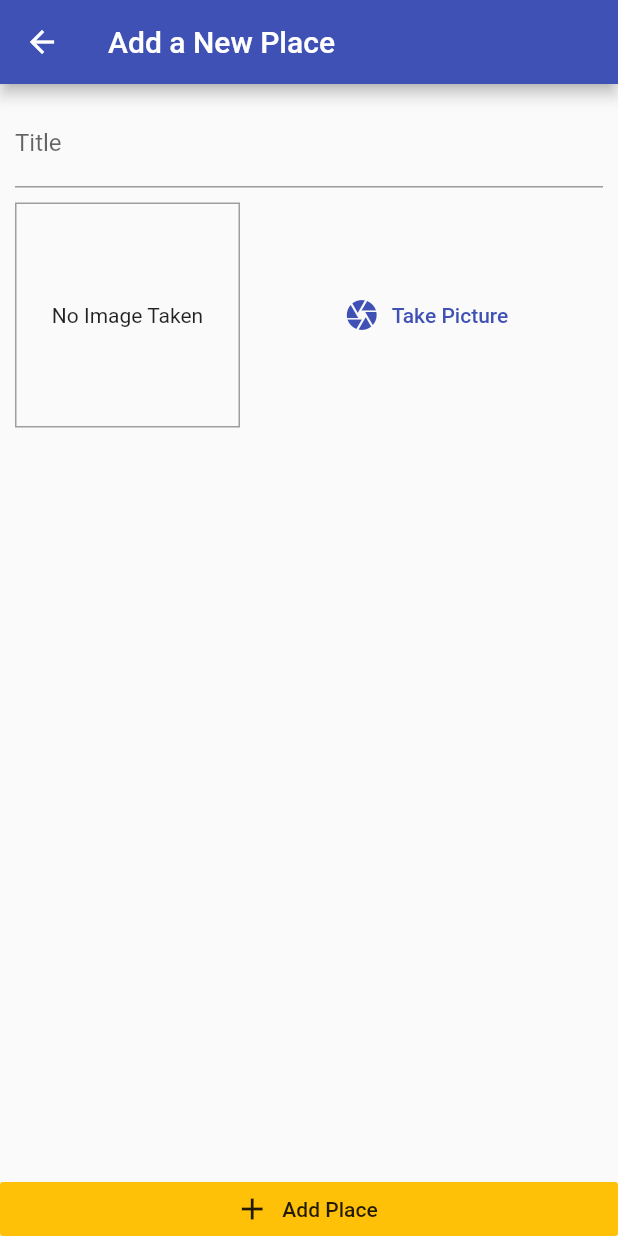
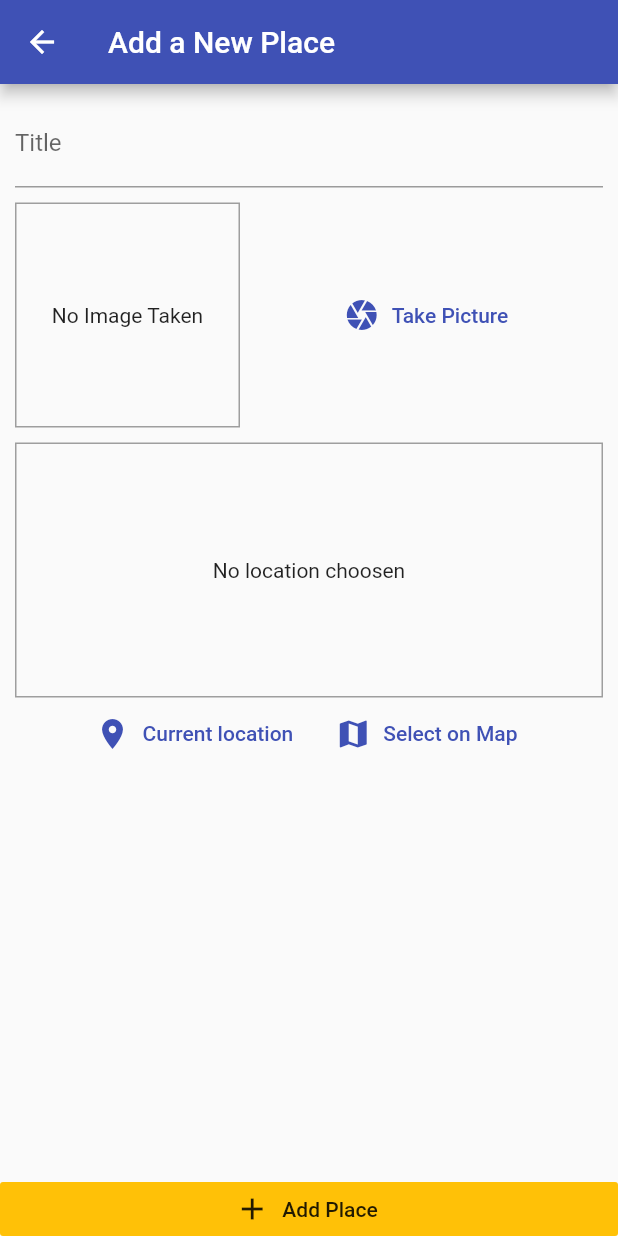
Before and after one commit to learndeeplearningbymyself/LearnFlutter, a Flutter app: the screen it shows after launch, after a tap on the "add" icon, on a phone screen of 412 x 824 dp. Run offline on Flutter 3.47's test engine with Material 2 defaults, Android fonts, the phone set to English and light mode, and no system bars; our stand-ins replace google_maps_flutter, image_picker, location, shared_preferences, sqflite; accounts and stored records are empty.

Commit message:
Finish until section 297

```diff
--- /dev/null
+++ b/great_places/lib/helpers/db_helper.dart
@@ -0,0 +1,33 @@
+import 'package:sqflite/sqflite.dart' as sql;
+import 'package:path/path.dart' as path;
+
+class DBHelper {
+  static Future<sql.Database> database() async {
+    final dbPath = await sql.getDatabasesPath();
+
+    return sql.openDatabase(
+      path.join(dbPath, 'places.db'),
+      onCreate: (db, version) {
+        // Run when open database
+        return db.execute(
+            'CREATE TABLE places(id TEXT PRIMARY KEY, title TEXT, image TEXT);');
+      },
+      version: 1,
+    );
+  }
+
+  static Future<void> insert(String table, Map<String, Object> data) async {
+    final db = await DBHelper.database();
+
+    db.insert(
+      table,
+      data,
+      conflictAlgorithm: sql.ConflictAlgorithm.replace,
+    );
+  }
+
+  static Future<List<Map<String, dynamic>>> getData(String table) async {
+    final db = await DBHelper.database();
+    return db.query(table);
+  }
+}
--- /dev/null
+++ b/great_places/lib/helpers/location_helper.dart
@@ -0,0 +1,7 @@
+const GOOGLE_API_KEY = 'AIzaSyBg9yn5JtQgKRFbg6FCTy4ewbF24kRuAYI';
+
+class LocationHelper {
+  static String generateLocationPreviewImage({double latitude, double longitude}) {
+    return 'https://maps.googleapis.com/maps/api/staticmap?center=&$latitude,$longitude&zoom=16&size=600x300&maptype=roadmap&markers=color:red%7Clabel:C%7C$latitude,$longitude&key=$GOOGLE_API_KEY';
+  }
+}
--- a/great_places/lib/models/place.dart
+++ b/great_places/lib/models/place.dart
@@ -7,7 +7,7 @@ class PlaceLocation {
   final double longitude;
   final String address;
 
-  PlaceLocation({
+  const PlaceLocation({
     @required this.latitude,
     @required this.longitude,
     this.address,
--- a/great_places/lib/providers/great_places.dart
+++ b/great_places/lib/providers/great_places.dart
@@ -1,4 +1,8 @@
+import 'dart:io';
+
 import 'package:flutter/foundation.dart';
+
+import '../helpers/db_helper.dart';
 
 import '../models/place.dart';
 
@@ -9,5 +13,41 @@ class GreatePlaces with ChangeNotifier {
     return [..._items];
   }
 
+  void addPlace(
+    String pickedTitle,
+    File pickedImage,
+  ) {
+    final newPlace = Place(
+      id: DateTime.now().toString(),
+      image: pickedImage,
+      title: pickedTitle,
+      location: null,
+    );
 
+    _items.add(newPlace);
+    notifyListeners();
+    DBHelper.insert(
+      'places',
+      {
+        'id': newPlace.id,
+        'title': newPlace.title,
+        'image': newPlace.image.path,
+      },
+    );
+  }
+
+  Future<void> fetchAndSetPlaces() async {
+    final dataList = await DBHelper.getData('places');
+    _items = dataList
+        .map(
+          (item) => Place(
+            id: item['id'],
+            title: item['title'],
+            image: File(item['image']),
+            location: null,
+          ),
+        )
+        .toList();
+    notifyListeners();
+  }
 }
--- a/great_places/lib/screens/add_place_screen.dart
+++ b/great_places/lib/screens/add_place_screen.dart
@@ -1,5 +1,11 @@
+import 'dart:io';
+
 import 'package:flutter/material.dart';
+import 'package:provider/provider.dart';
 
+import '../providers/great_places.dart';
+
+import '../widgets/location_input.dart';
 import '../widgets/image_input.dart';
 
 class AddPlaceScreen extends StatefulWidget {
@@ -11,6 +17,23 @@ class AddPlaceScreen extends StatefulWidget {
 
 class _AddPlaceScreenState extends State<AddPlaceScreen> {
   final _titleController = TextEditingController();
+  File _pickedImage;
+
+  void _selectImage(File pickedImage) {
+    _pickedImage = pickedImage;
+  }
+
+  void _savePlace() {
+    if (_titleController.text.isEmpty || _pickedImage == null) {
+      return;
+    }
+    Provider.of<GreatePlaces>(context, listen: false).addPlace(
+      _titleController.text,
+      _pickedImage,
+    );
+
+    Navigator.of(context).pop();
+  }
 
   @override
   Widget build(BuildContext context) {
@@ -35,7 +58,9 @@ class _AddPlaceScreenState extends State<AddPlaceScreen> {
                     SizedBox(
                       height: 10,
                     ),
-                    ImageInput(),
+                    ImageInput(_selectImage),
+                    SizedBox(height: 10,),
+                    LocationInput(),
                   ],
                 ),
               ),
@@ -44,7 +69,7 @@ class _AddPlaceScreenState extends State<AddPlaceScreen> {
           RaisedButton.icon(
             icon: Icon(Icons.add),
             label: Text('Add Place'),
-            onPressed: () {},
+            onPressed: _savePlace,
             elevation: 0,
             materialTapTargetSize: MaterialTapTargetSize.shrinkWrap,
             color: Theme.of(context).accentColor,
--- a/great_places/lib/screens/places_list_screen.dart
+++ b/great_places/lib/screens/places_list_screen.dart
@@ -1,4 +1,7 @@
 import 'package:flutter/material.dart';
+import 'package:provider/provider.dart';
+
+import '../providers/great_places.dart';
 
 import '../screens/add_place_screen.dart';
 
@@ -17,8 +20,30 @@ class PlacesListScreen extends StatelessWidget {
           ),
         ],
       ),
-      body: Center(
-        child: CircularProgressIndicator(),
+      body: FutureBuilder(
+        future: Provider.of<GreatePlaces>(context, listen: false).fetchAndSetPlaces(),
+        builder: (ctx, snapshot) => snapshot.connectionState ==
+                ConnectionState.waiting
+            ? Center(
+                child: CircularProgressIndicator(),
+              )
+            : Consumer<GreatePlaces>(
+                child: const Text('Got no places yte, start adding some!'),
+                builder: (ctx, greatPlaces, ch) => greatPlaces.items.length < 0
+                    ? ch
+                    : ListView.builder(
+                        itemCount: greatPlaces.items.length,
+                        itemBuilder: (ctx, i) => ListTile(
+                          leading: CircleAvatar(
+                            backgroundImage: FileImage(
+                              greatPlaces.items[i].image,
+                            ),
+                          ),
+                          title: Text(greatPlaces.items[i].title),
+                          onTap: () {},
+                        ),
+                      ),
+              ),
       ),
     );
   }
--- /dev/null
+++ b/great_places/lib/widgets/location_input.dart
@@ -0,0 +1,86 @@
+import 'package:flutter/material.dart';
+import 'package:location/location.dart';
+
+import '../screens/map_screen.dart';
+
+import '../helpers/location_helper.dart';
+
+class LocationInput extends StatefulWidget {
+  @override
+  _LocationInputState createState() => _LocationInputState();
+}
+
+class _LocationInputState extends State<LocationInput> {
+  String _previewImageUrl;
+
+  Future<void> _getCurrentUserLocation() async {
+    final locData = await Location().getLocation();
+    final staticMapImageUrl = LocationHelper.generateLocationPreviewImage(
+      latitude: locData.latitude,
+      longitude: locData.longitude,
+    );
+    setState(() {
+      _previewImageUrl = staticMapImageUrl;
+    });
+  }
+
+  Future<void> _selectedOnMap() async {
+    final selectedLocation = await Navigator.of(context).push(
+      MaterialPageRoute(
+        builder: (ctx) => MapScreen(
+          isSelecting: true,
+        ),
+      ),
+    );
+    if (selectedLocation == null) {
+      return;
+    }
+  }
+
+  @override
+  Widget build(BuildContext context) {
+    return Column(
+      children: <Widget>[
+        Container(
+          height: 170,
+          width: double.infinity,
+          alignment: Alignment.center,
+          decoration: BoxDecoration(
+            border: Border.all(width: 1, color: Colors.grey),
+          ),
+          child: _previewImageUrl == null
+              ? Text(
+                  'No location choosen',
+                  textAlign: TextAlign.center,
+                )
+              : Image.network(
+                  _previewImageUrl,
+                  fit: BoxFit.cover,
+                  width: double.infinity,
+                ),
+        ),
+        Row(
+          mainAxisAlignment: MainAxisAlignment.center,
+          children: <Widget>[
+            FlatButton.icon(
+              icon: Icon(
+                Icons.location_on,
+              ),
+              label: Text('Current location'),
+              textColor: Theme.of(context).primaryColor,
+              onPressed: _getCurrentUserLocation,
+            ),
+            FlatButton.icon(
+              icon: Icon(
+                Icons.map,
+              ),
+              label: Text('Select on Map'),
+              textColor: Theme.of(context).primaryColor,
+              onPressed: _selectedOnMap,
+            ),
+          ],
+        ),
+      ],
+    );
+  }
+}
--- a/great_places/pubspec.yaml
+++ b/great_places/pubspec.yaml
@@ -21,6 +21,11 @@ dependencies:
     sdk: flutter
   provider: ^3.1.0
   image_picker: ^0.6.1+3
+  path_provider: ^1.2.0
+  path: ^1.6.4
+  sqflite: ^1.1.6+3
+  location: ^2.3.5
+  google_maps_flutter: ^0.5.20+6
 
   # The following adds the Cupertino Icons font to your application.
   # Use with the CupertinoIcons class for iOS style icons.
```
Also changed, not shown: great_places/lib/screens/map_screen.dart (added, +38 -0 lines), great_places/lib/widgets/image_input.dart (+17 -0 lines), great_places/pubspec.lock, 9 other files.
